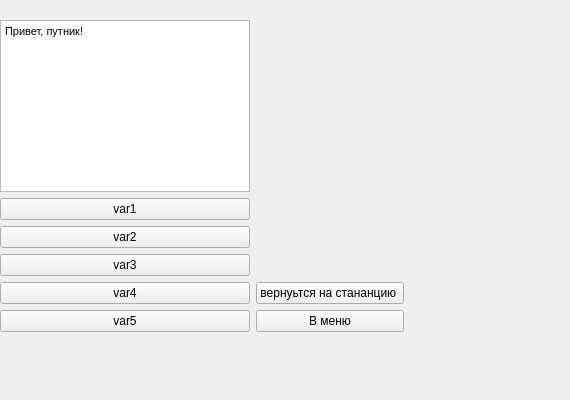
Old version of the form dialogwindow.ui in the repository KomandaB/-1.
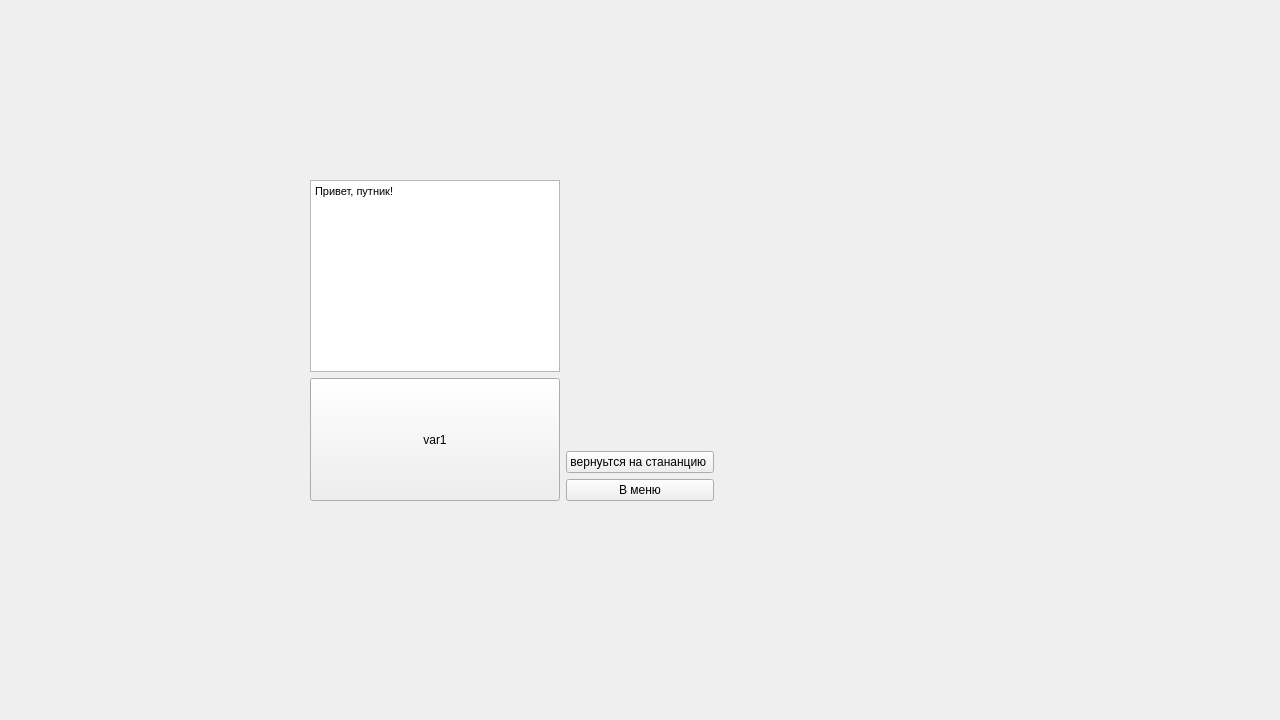
New version of the form.

What changed in the file:
```diff
--- a/dialogwindow.ui
+++ b/dialogwindow.ui
@@ -6,34 +6,59 @@
    <rect>
     <x>0</x>
     <y>0</y>
-    <width>570</width>
-    <height>400</height>
+    <width>1280</width>
+    <height>720</height>
    </rect>
   </property>
+  <property name="minimumSize">
+   <size>
+    <width>1280</width>
+    <height>720</height>
+   </size>
+  </property>
+  <property name="maximumSize">
+   <size>
+    <width>1280</width>
+    <height>720</height>
+   </size>
+  </property>
   <property name="windowTitle">
    <string>Form</string>
   </property>
   <widget class="QWidget" name="gridLayoutWidget">
    <property name="geometry">
     <rect>
-     <x>0</x>
-     <y>20</y>
+     <x>310</x>
+     <y>180</y>
      <width>404</width>
-     <height>312</height>
+     <height>321</height>
     </rect>
    </property>
    <layout class="QGridLayout" name="gridLayout">
-    <item row="5" column="2">
+    <item row="3" column="2">
      <widget class="QPushButton" name="toMenuBtn">
       <property name="text">
        <string>В меню</string>
       </property>
      </widget>
     </item>
+    <item row="2" column="2">
+     <widget class="QPushButton" name="toMapBtn">
+      <property name="text">
+       <string>вернуьтся на стананцию </string>
+      </property>
+     </widget>
+    </item>
     <item row="0" column="1">
      <layout class="QHBoxLayout" name="horizontalLayout">
       <item>
        <widget class="QTextEdit" name="textEdit">
+        <property name="sizePolicy">
+         <sizepolicy hsizetype="Fixed" vsizetype="Fixed">
+          <horstretch>0</horstretch>
+          <verstretch>0</verstretch>
+         </sizepolicy>
+        </property>
         <property name="readOnly">
          <bool>true</bool>
         </property>
@@ -48,43 +73,14 @@
       </item>
      </layout>
     </item>
-    <item row="3" column="1">
-     <widget class="QPushButton" name="var3">
-      <property name="text">
-       <string>var3</string>
-      </property>
-     </widget>
-    </item>
-    <item row="2" column="1">
-     <widget class="QPushButton" name="var2">
-      <property name="text">
-       <string>var2</string>
-      </property>
-     </widget>
-    </item>
-    <item row="4" column="2">
-     <widget class="QPushButton" name="toMapBtn">
-      <property name="text">
-       <string>вернуьтся на стананцию </string>
-      </property>
-     </widget>
-    </item>
-    <item row="4" column="1">
-     <widget class="QPushButton" name="var4">
-      <property name="text">
-       <string>var4</string>
-      </property>
-     </widget>
-    </item>
-    <item row="5" column="1">
-     <widget class="QPushButton" name="var5">
-      <property name="text">
-       <string>var5</string>
-      </property>
-     </widget>
-    </item>
-    <item row="1" column="1">
+    <item row="1" column="1" rowspan="3">
      <widget class="QPushButton" name="responseButton">
+      <property name="sizePolicy">
+       <sizepolicy hsizetype="Minimum" vsizetype="Expanding">
+        <horstretch>0</horstretch>
+        <verstretch>0</verstretch>
+       </sizepolicy>
+      </property>
       <property name="text">
        <string>var1</string>
       </property>
```
